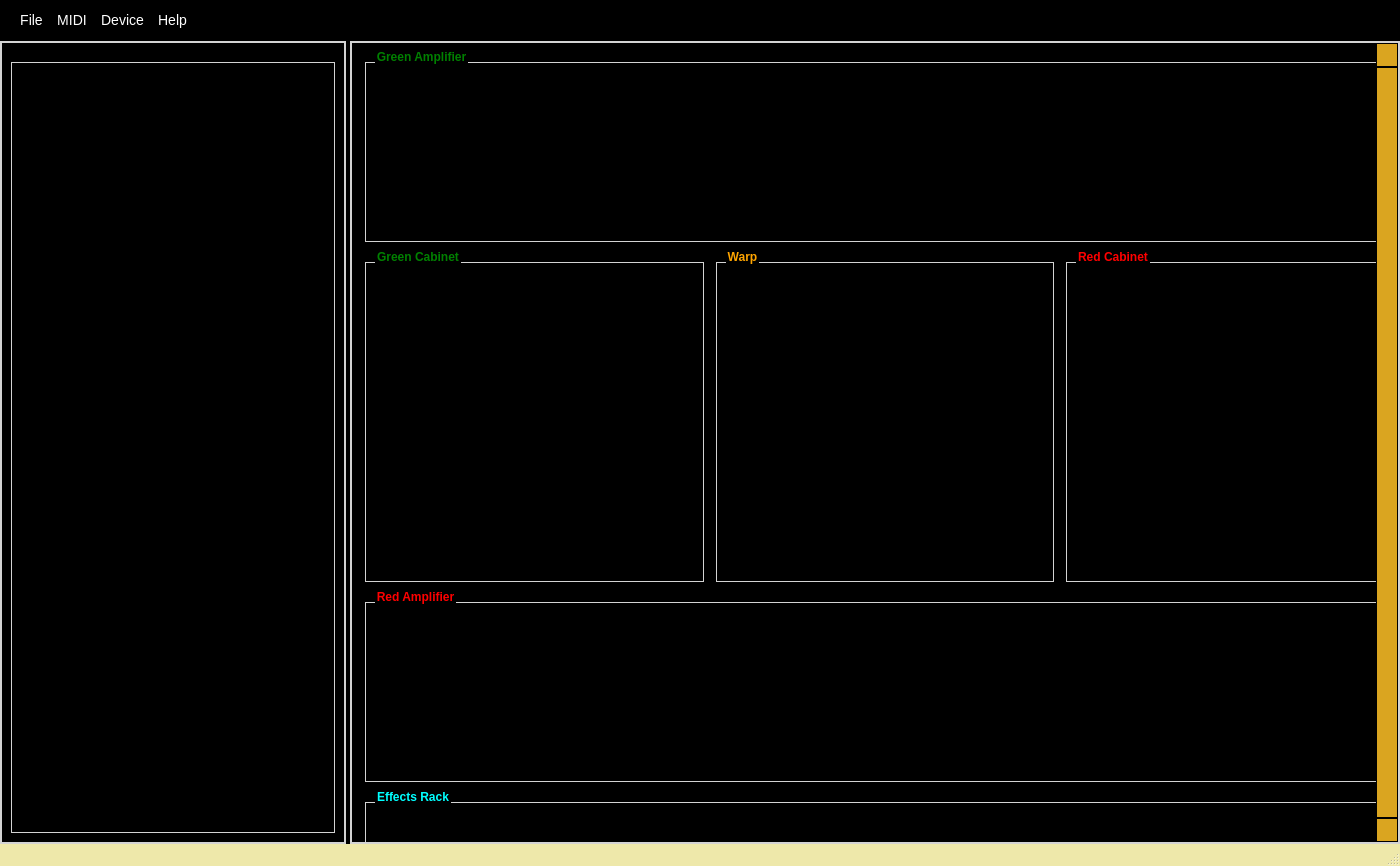
This is src/ui/mainwindow.ui in gary-1959/GNXEdit as Qt 5 draws it before an edit. The edited form follows.
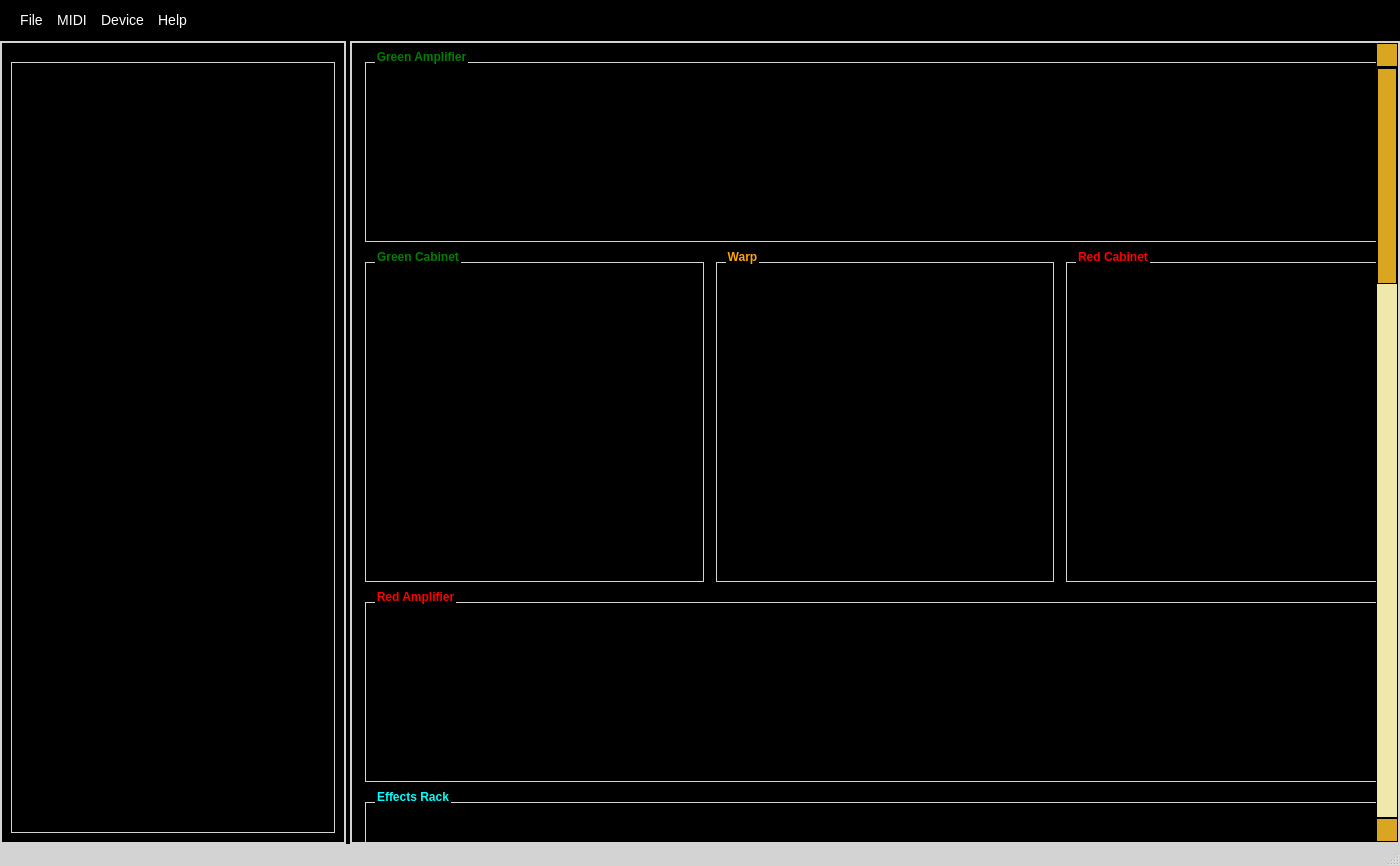
This is the edited form. Icons and pictures are not drawn. Custom widgets are drawn as their Qt base class.

```diff
--- a/src/ui/mainwindow.ui
+++ b/src/ui/mainwindow.ui
@@ -175,7 +175,7 @@
 }
 QStatusBar {
 	padding: 8px, 0;
-	background-color: palegoldenrod;
+	background-color: lightgray;
 	color: black;
 }
 
@@ -233,13 +233,15 @@
 
 QScrollBar {
      border: 1px solid black;
-     background: goldenrod;
+     background: palegoldenrod;
      width: 22px;
      margin: 24px 0 24px 0;
 }
 QScrollBar::handle {
      background: none;
      min-height: 20px;
+     background: goldenrod;
+     border: 1px solid black;
 }
 QScrollBar::add-line {
      border: 1px solid black;
@@ -273,6 +275,9 @@
 QScrollBar::right-arrow {
    image: url('./src/ui/scroller/right.png');
 }
+QTitleBar {
+   background: green;
+}
 
 </string>
   </property>
```
